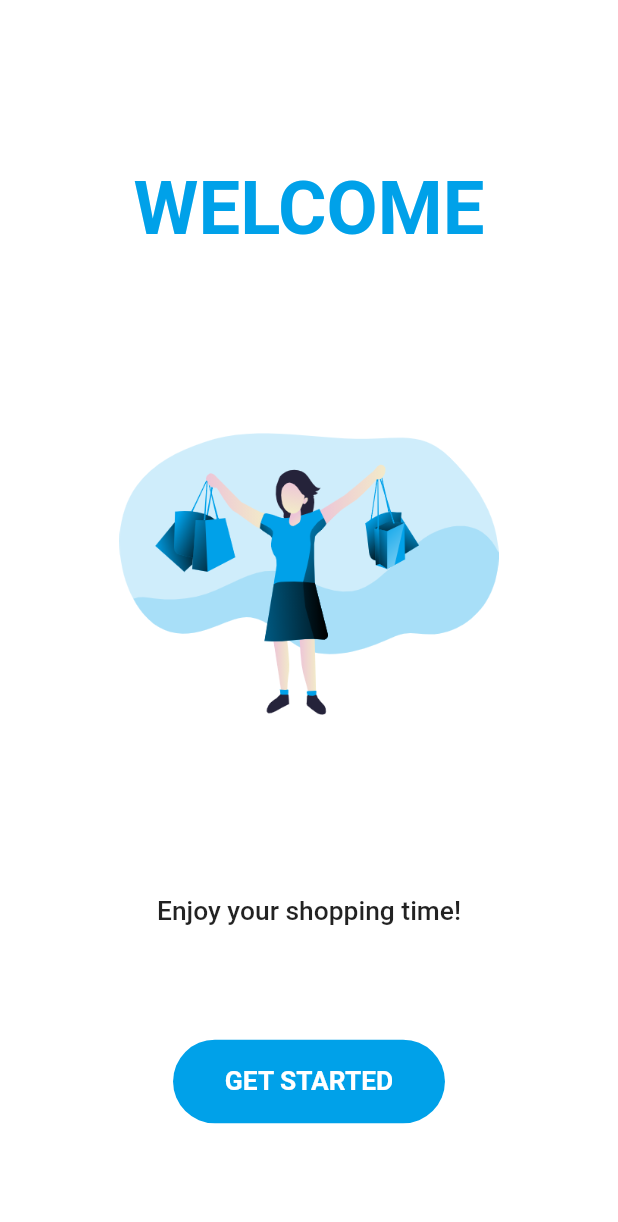
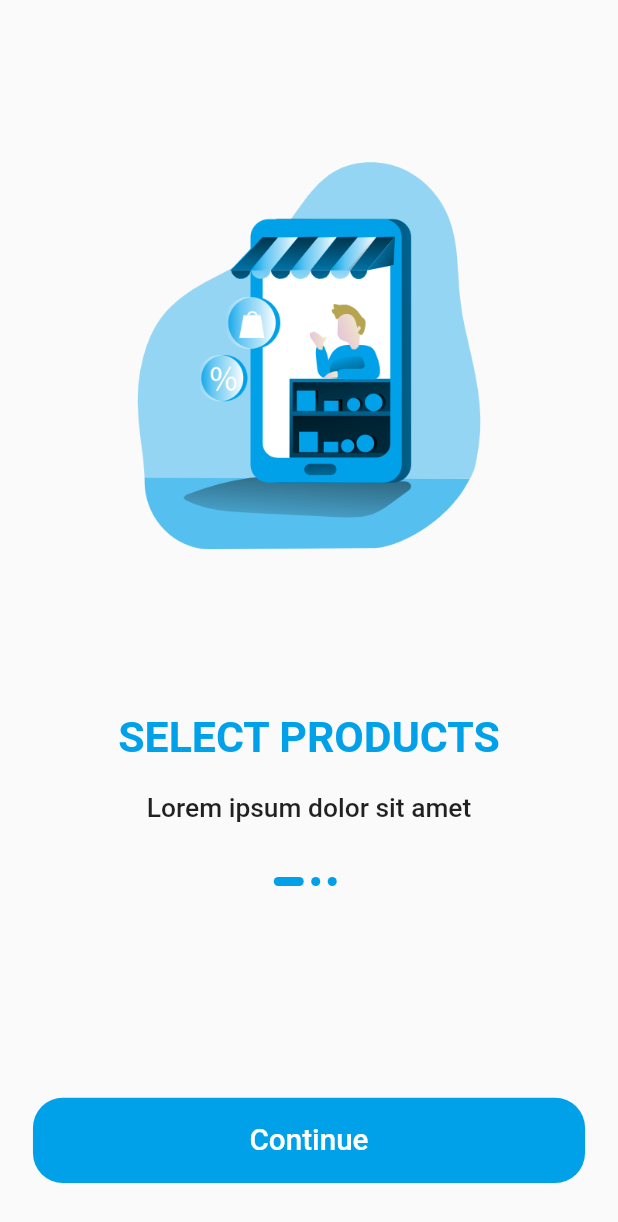
Before and after one commit to cheakimhok/Flutter-Rubik-Cube-Shop, a Flutter app: the screen it shows after launch, after a tap on "GET STARTED", on a phone screen of 412 x 824 dp. Shown: the top 1222 px of the screen. Run offline on Flutter 3.47's test engine with Material 2 defaults, Android fonts, the phone set to English and light mode, and no system bars.

Commit message:
onboarding screen

```diff
--- /dev/null
+++ b/lib/boarding.dart
@@ -0,0 +1,152 @@
+// import 'package:rubik_cube_shop/signin.dart';
+import 'package:flutter/material.dart';
+import 'package:rubik_cube_shop/size_config.dart';
+
+class Boarding extends StatelessWidget {
+  @override
+  Widget build(BuildContext context) {
+    SizeConfig().init(context);
+    return Scaffold(
+      body: BoardingComponent(),
+    );
+  }
+}
+
+class BoardingComponent extends StatefulWidget {
+  @override
+  _BoardingComponentState createState() => _BoardingComponentState();
+}
+
+class _BoardingComponentState extends State<BoardingComponent> {
+  int currentPage = 0;
+  List<Map<String, String>> boardingData = [
+    {
+      "text": "SELECT PRODUCTS",
+      "image": "assets/images/product.png"
+    },
+    {
+      "text": "ADD TO CART",
+      "image": "assets/images/cart.png"
+    },
+    {
+      "text": "EASY PAYMENT",
+      "image": "assets/images/confirm.png"
+    },
+  ];
+  @override
+  Widget build(BuildContext context) {
+    return SafeArea(
+      child: SizedBox(
+        width: double.infinity,
+        child: Column(
+          children: <Widget>[
+            Expanded(
+              flex: 4,
+              child: PageView.builder(
+                onPageChanged: (value) {
+                   setState(() {
+                     currentPage = value;
+                   });
+                },
+                itemCount: boardingData.length,
+                itemBuilder: (context, index) => BoardingContent(
+                image: boardingData[index]["image"],
+                text: boardingData[index]["text"],
+                ),
+              )
+            ),
+            Expanded(
+              flex: 2,
+              child: Padding(
+                padding: EdgeInsets.symmetric(horizontal: getProportionateScreenWidth(20)),
+                child: Column(
+                  children: <Widget>[
+                    Spacer(),
+                    Row(
+                      mainAxisAlignment: MainAxisAlignment.center,
+                      children: List.generate(boardingData.length, (index) => buildContainer(index: index),
+                      ),
+                    ),
+                    Spacer(flex: 4),
+                    SizedBox(
+                      width: double.infinity,
+                      height: getProportionateScreenHeight(56),
+                      child: FlatButton(
+                        shape: RoundedRectangleBorder(
+                          borderRadius: BorderRadius.circular(20)
+                        ),
+                        color: Color.fromRGBO(0, 161, 233, 1),
+                        onPressed: () => {
+                          // Navigator.push(
+                          //   context,
+                          //   MaterialPageRoute(builder: (context) => SignIn()),
+                          // )
+                        },
+                        child: Text("Continue",
+                          style: TextStyle(
+                            fontSize: getProportionateScreenWidth(18),
+                            color: Colors.white,
+                          ),
+                        ),
+                      ),
+                    ),
+                    Spacer(),
+                  ],
+                ),
+              ),
+            )
+          ],
+        ),
+      )
+    );
+  }
+
+  Container buildContainer({int index}) {
+    return Container(
+      margin: EdgeInsets.only(right: 5),
+      height: 6,
+      width: currentPage == index ? 20:6,
+      decoration: BoxDecoration(
+        color: Color.fromRGBO(0, 161, 233, 1),
+        borderRadius: BorderRadius.circular(3),
+      ),
+    );
+  }
+}
+
+class BoardingContent extends StatelessWidget {
+  const BoardingContent({
+    Key key,
+    this.text,
+    this.image,
+  }) : super(key: key);
+  final String text, image;
+
+  @override
+  Widget build(BuildContext context) {
+    return Column(
+      children: <Widget>[
+        Spacer(),
+        Image.asset(
+          image,
+          height: getProportionateScreenHeight(265),
+          width: getProportionateScreenWidth(235),
+        ),
+        Spacer(),
+        Text(text,
+          style: TextStyle(
+            fontSize: getProportionateScreenWidth(26),
+            color: Color.fromRGBO(0, 161, 233, 1),
+            fontWeight: FontWeight.w700,
+          )
+        ),
+        Text("\n""Lorem ipsum dolor sit amet",
+        style: TextStyle(
+            fontSize: getProportionateScreenWidth(16),
+            fontWeight: FontWeight.w500,
+          ),
+        )
+      ],
+    );
+  }
+}
--- a/lib/welcome.dart
+++ b/lib/welcome.dart
@@ -1,6 +1,6 @@
 import 'package:flutter/material.dart';
 import 'package:rubik_cube_shop/size_config.dart';
-// import 'package:rubik_cube_shop/boarding.dart';
+import 'package:rubik_cube_shop/boarding.dart';
 
 
 class WelcomeScreen extends StatelessWidget {
@@ -75,10 +75,10 @@ class _WelcomeComponentState extends State<WelcomeComponent> {
                         ),
                         color: Color.fromRGBO(0, 161, 233, 1),
                         onPressed: () => {
-                          // Navigator.push(
-                          //   context,
-                          //   MaterialPageRoute(builder: (context) => Boarding()),
-                          // )
+                          Navigator.push(
+                            context,
+                            MaterialPageRoute(builder: (context) => Boarding()),
+                          )
                         },
                         child: Text(
                           'GET STARTED',
```
